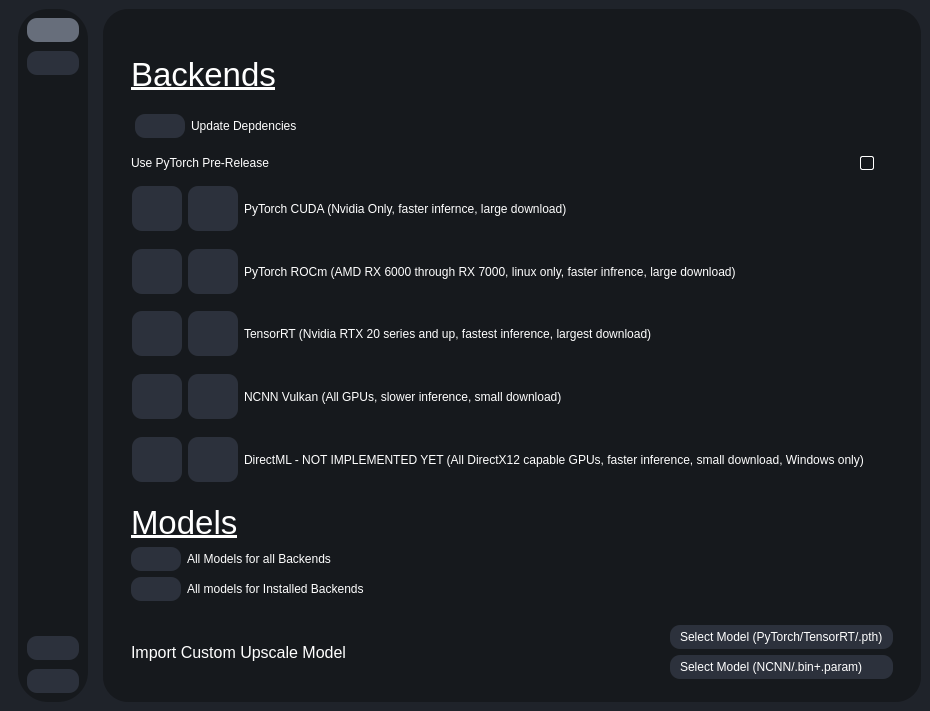
Qt form testRVEInterface.ui (gokulmc/enhance_crop) before a commit.
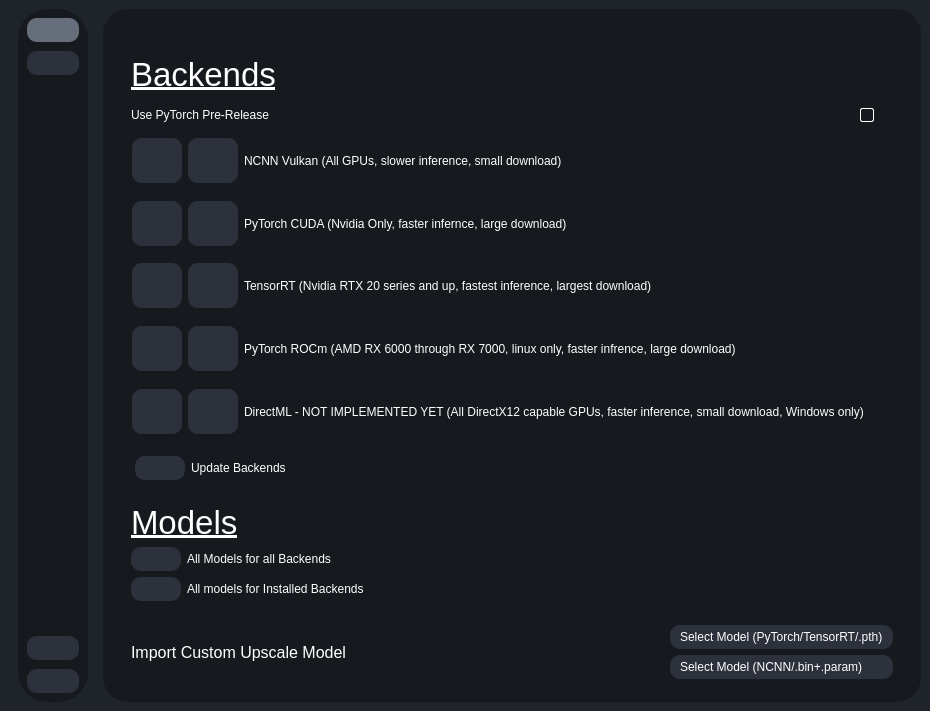
The same form after that commit. Icons and pictures are not drawn.

Commit message: installation inside gui instead of separate pop up

The edit to the form file:
```diff
--- a/testRVEInterface.ui
+++ b/testRVEInterface.ui
@@ -4525,60 +4525,6 @@
                  <item>
                   <widget class="QWidget" name="widget_31" native="true" />
                  </item>
-                 <item>
-                  <widget class="QWidget" name="backendUpdaterContainer" native="true">
-                   <layout class="QHBoxLayout" name="horizontalLayout_41">
-                    <property name="leftMargin">
-                     <number>4</number>
-                    </property>
-                    <property name="topMargin">
-                     <number>9</number>
-                    </property>
-                    <property name="rightMargin">
-                     <number>9</number>
-                    </property>
-                    <property name="bottomMargin">
-                     <number>9</number>
-                    </property>
-                    <item>
-                     <widget class="QPushButton" name="UpdateDependenciesButton">
-                      <property name="sizePolicy">
-                       <sizepolicy hsizetype="Minimum" vsizetype="Minimum">
-                        <horstretch>0</horstretch>
-                        <verstretch>0</verstretch>
-                       </sizepolicy>
-                      </property>
-                      <property name="maximumSize">
-                       <size>
-                        <width>50</width>
-                        <height>45</height>
-                       </size>
-                      </property>
-                      <property name="text">
-                       <string />
-                      </property>
-                      <property name="icon">
-                       <iconset resource="resources.qrc">
-                        <normaloff>:/icons/icons/download.svg</normaloff>:/icons/icons/download.svg</iconset>
-                      </property>
-                      <property name="iconSize">
-                       <size>
-                        <width>30</width>
-                        <height>30</height>
-                       </size>
-                      </property>
-                     </widget>
-                    </item>
-                    <item>
-                     <widget class="QLabel" name="label_52">
-                      <property name="text">
-                       <string>Update Depdencies</string>
-                      </property>
-                     </widget>
-                    </item>
-                   </layout>
-                  </widget>
-                 </item>
                  <item>
                   <layout class="QHBoxLayout" name="horizontalLayout_46">
                    <item>
@@ -4677,6 +4623,89 @@
                      <property name="bottomMargin">
                       <number>0</number>
                      </property>
+                     <item>
+                      <widget class="QWidget" name="pytorchBackendInstallerContainer_4" native="true">
+                       <layout class="QHBoxLayout" name="horizontalLayout_9">
+                        <property name="leftMargin">
+                         <number>0</number>
+                        </property>
+                        <property name="topMargin">
+                         <number>0</number>
+                        </property>
+                        <property name="rightMargin">
+                         <number>0</number>
+                        </property>
+                        <property name="bottomMargin">
+                         <number>0</number>
+                        </property>
+                        <item>
+                         <widget class="QPushButton" name="downloadNCNNBtn">
+                          <property name="sizePolicy">
+                           <sizepolicy hsizetype="Minimum" vsizetype="Minimum">
+                            <horstretch>0</horstretch>
+                            <verstretch>0</verstretch>
+                           </sizepolicy>
+                          </property>
+                          <property name="maximumSize">
+                           <size>
+                            <width>50</width>
+                            <height>45</height>
+                           </size>
+                          </property>
+                          <property name="text">
+                           <string />
+                          </property>
+                          <property name="icon">
+                           <iconset resource="resources.qrc">
+                            <normaloff>:/icons/icons/download.svg</normaloff>:/icons/icons/download.svg</iconset>
+                          </property>
+                          <property name="iconSize">
+                           <size>
+                            <width>30</width>
+                            <height>30</height>
+                           </size>
+                          </property>
+                         </widget>
+                        </item>
+                        <item>
+                         <widget class="QPushButton" name="uninstallNCNNBtn">
+                          <property name="sizePolicy">
+                           <sizepolicy hsizetype="Minimum" vsizetype="Minimum">
+                            <horstretch>0</horstretch>
+                            <verstretch>0</verstretch>
+                           </sizepolicy>
+                          </property>
+                          <property name="maximumSize">
+                           <size>
+                            <width>50</width>
+                            <height>45</height>
+                           </size>
+                          </property>
+                          <property name="text">
+                           <string />
+                          </property>
+                          <property name="icon">
+                           <iconset resource="resources.qrc">
+                            <normaloff>:/icons/icons/trash-2.svg</normaloff>:/icons/icons/trash-2.svg</iconset>
+                          </property>
+                          <property name="iconSize">
+                           <size>
+                            <width>30</width>
+                            <height>30</height>
+                           </size>
+                          </property>
+                         </widget>
+                        </item>
+                        <item>
+                         <widget class="QLabel" name="label_10">
+                          <property name="text">
+                           <string>NCNN Vulkan (All GPUs, slower inference, small download)</string>
+                          </property>
+                         </widget>
+                        </item>
+                       </layout>
+                      </widget>
+                     </item>
                      <item>
                       <widget class="QWidget" name="pytorchBackendInstallerContainer" native="true">
                        <layout class="QHBoxLayout" name="horizontalLayout_6">
@@ -4760,89 +4789,6 @@
                        </layout>
                       </widget>
                      </item>
-                     <item>
-                      <widget class="QWidget" name="pytorchBackendInstallerContainer_3" native="true">
-                       <layout class="QHBoxLayout" name="horizontalLayout_10">
-                        <property name="leftMargin">
-                         <number>0</number>
-                        </property>
-                        <property name="topMargin">
-                         <number>0</number>
-                        </property>
-                        <property name="rightMargin">
-                         <number>0</number>
-                        </property>
-                        <property name="bottomMargin">
-                         <number>0</number>
-                        </property>
-                        <item>
-                         <widget class="QPushButton" name="downloadTorchROCmBtn">
-                          <property name="sizePolicy">
-                           <sizepolicy hsizetype="Minimum" vsizetype="Minimum">
-                            <horstretch>0</horstretch>
-                            <verstretch>0</verstretch>
-                           </sizepolicy>
-                          </property>
-                          <property name="maximumSize">
-                           <size>
-                            <width>50</width>
-                            <height>45</height>
-                           </size>
-                          </property>
-                          <property name="text">
-                           <string />
-                          </property>
-                          <property name="icon">
-                           <iconset resource="resources.qrc">
-                            <normaloff>:/icons/icons/download.svg</normaloff>:/icons/icons/download.svg</iconset>
-                          </property>
-                          <property name="iconSize">
-                           <size>
-                            <width>30</width>
-                            <height>30</height>
-                           </size>
-                          </property>
-                         </widget>
-                        </item>
-                        <item>
-                         <widget class="QPushButton" name="uninstallTorchROCmBtn">
-                          <property name="sizePolicy">
-                           <sizepolicy hsizetype="Minimum" vsizetype="Minimum">
-                            <horstretch>0</horstretch>
-                            <verstretch>0</verstretch>
-                           </sizepolicy>
-                          </property>
-                          <property name="maximumSize">
-                           <size>
-                            <width>50</width>
-                            <height>45</height>
-                           </size>
-                          </property>
-                          <property name="text">
-                           <string />
-                          </property>
-                          <property name="icon">
-                           <iconset resource="resources.qrc">
-                            <normaloff>:/icons/icons/trash-2.svg</normaloff>:/icons/icons/trash-2.svg</iconset>
-                          </property>
-                          <property name="iconSize">
-                           <size>
-                            <width>30</width>
-                            <height>30</height>
-                           </size>
-                          </property>
-                         </widget>
-                        </item>
-                        <item>
-                         <widget class="QLabel" name="label_9">
-                          <property name="text">
-                           <string>PyTorch ROCm (AMD RX 6000 through RX 7000, linux only, faster infrence, large download)</string>
-                          </property>
-                         </widget>
-                        </item>
-                       </layout>
-                      </widget>
-                     </item>
                      <item>
                       <widget class="QWidget" name="pytorchBackendInstallerContainer_2" native="true">
                        <layout class="QHBoxLayout" name="horizontalLayout_24">
@@ -4927,8 +4873,8 @@
                       </widget>
                      </item>
                      <item>
-                      <widget class="QWidget" name="pytorchBackendInstallerContainer_4" native="true">
-                       <layout class="QHBoxLayout" name="horizontalLayout_9">
+                      <widget class="QWidget" name="pytorchBackendInstallerContainer_3" native="true">
+                       <layout class="QHBoxLayout" name="horizontalLayout_10">
                         <property name="leftMargin">
                          <number>0</number>
                         </property>
@@ -4942,7 +4888,7 @@
                          <number>0</number>
                         </property>
                         <item>
-                         <widget class="QPushButton" name="downloadNCNNBtn">
+                         <widget class="QPushButton" name="downloadTorchROCmBtn">
                           <property name="sizePolicy">
                            <sizepolicy hsizetype="Minimum" vsizetype="Minimum">
                             <horstretch>0</horstretch>
@@ -4971,7 +4917,7 @@
                          </widget>
                         </item>
                         <item>
-                         <widget class="QPushButton" name="uninstallNCNNBtn">
+                         <widget class="QPushButton" name="uninstallTorchROCmBtn">
                           <property name="sizePolicy">
                            <sizepolicy hsizetype="Minimum" vsizetype="Minimum">
                             <horstretch>0</horstretch>
@@ -5000,9 +4946,9 @@
                          </widget>
                         </item>
                         <item>
-                         <widget class="QLabel" name="label_10">
+                         <widget class="QLabel" name="label_9">
                           <property name="text">
-                           <string>NCNN Vulkan (All GPUs, slower inference, small download)</string>
+                           <string>PyTorch ROCm (AMD RX 6000 through RX 7000, linux only, faster infrence, large download)</string>
                           </property>
                          </widget>
                         </item>
@@ -5096,6 +5042,60 @@
                    </widget>
                   </widget>
                  </item>
+                 <item>
+                  <widget class="QWidget" name="backendUpdaterContainer" native="true">
+                   <layout class="QHBoxLayout" name="horizontalLayout_41">
+                    <property name="leftMargin">
+                     <number>4</number>
+                    </property>
+                    <property name="topMargin">
+                     <number>9</number>
+                    </property>
+                    <property name="rightMargin">
+                     <number>9</number>
+                    </property>
+                    <property name="bottomMargin">
+                     <number>9</number>
+                    </property>
+                    <item>
+                     <widget class="QPushButton" name="UpdateDependenciesButton">
+                      <property name="sizePolicy">
+                       <sizepolicy hsizetype="Minimum" vsizetype="Minimum">
+                        <horstretch>0</horstretch>
+                        <verstretch>0</verstretch>
+                       </sizepolicy>
+                      </property>
+                      <property name="maximumSize">
+                       <size>
+                        <width>50</width>
+                        <height>45</height>
+                       </size>
+                      </property>
+                      <property name="text">
+                       <string />
+                      </property>
+                      <property name="icon">
+                       <iconset resource="resources.qrc">
+                        <normaloff>:/icons/icons/download.svg</normaloff>:/icons/icons/download.svg</iconset>
+                      </property>
+                      <property name="iconSize">
+                       <size>
+                        <width>30</width>
+                        <height>30</height>
+                       </size>
+                      </property>
+                     </widget>
+                    </item>
+                    <item>
+                     <widget class="QLabel" name="label_52">
+                      <property name="text">
+                       <string>Update Backends</string>
+                      </property>
+                     </widget>
+                    </item>
+                   </layout>
+                  </widget>
+                 </item>
                 </layout>
                </widget>
               </item>
```
The commit also changes 2 other files.
